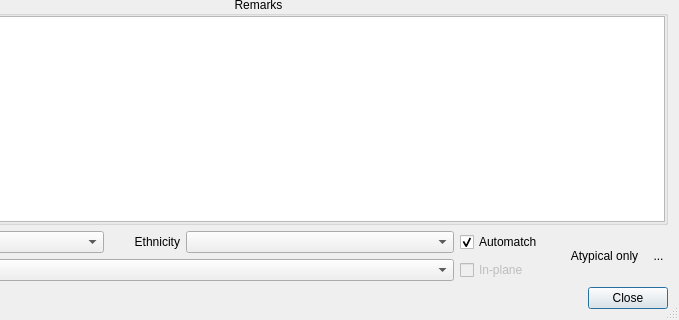
First picture: the form in forms/MetricsDialog.ui, repository frontiersi/FaceTools, before the edit; both pictures show x 161 to 840 and y 280 to 600 of the 840 by 600 pixel window.
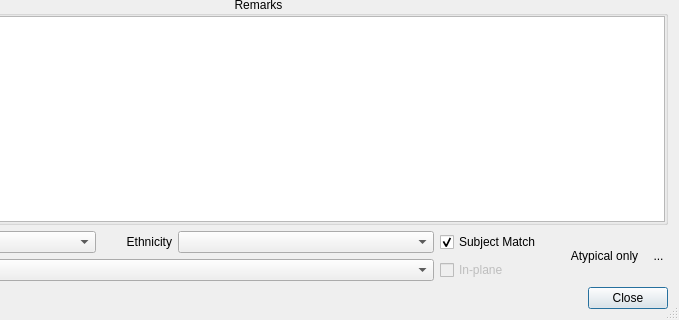
Second picture: the form after the edit. Icons and pictures are not drawn.

```diff
--- a/forms/MetricsDialog.ui
+++ b/forms/MetricsDialog.ui
@@ -422,13 +422,13 @@
            </property>
            <property name="minimumSize">
             <size>
-             <width>100</width>
+             <width>120</width>
              <height>0</height>
             </size>
            </property>
            <property name="maximumSize">
             <size>
-             <width>150</width>
+             <width>120</width>
              <height>16777215</height>
             </size>
            </property>
@@ -439,7 +439,7 @@
             <string>&lt;html&gt;&lt;head/&gt;&lt;body&gt;&lt;p&gt;If checked, growth curve statistics will be automatically set for each metric to most narrowly match the subject's sex and ethnicity, and the available set of statistics for each metric will be constrained to only those that are compatible with the current subject's sex and ethnicity.&lt;/p&gt;&lt;p&gt;Note that when automatically matching to the available statistics, a match to sex is preferred over a match to ethnicity, however the user can manually select a different set of growth curves from the compatible list. If this option is unchecked, the user can select the growth curves to use for each metric from all available statistics.&lt;/p&gt;&lt;p&gt;The currently set growth curves for a metric are used to calculate the statistics (Z scores) for the metric.&lt;/p&gt;&lt;/body&gt;&lt;/html&gt;</string>
            </property>
            <property name="text">
-            <string>Automatch</string>
+            <string>Subject Match</string>
            </property>
            <property name="checked">
             <bool>true</bool>
@@ -507,13 +507,13 @@
            </property>
            <property name="minimumSize">
             <size>
-             <width>100</width>
+             <width>120</width>
              <height>0</height>
             </size>
            </property>
            <property name="maximumSize">
             <size>
-             <width>16777215</width>
+             <width>120</width>
              <height>16777215</height>
             </size>
            </property>
```
Left out of the diff: 8 changed lines with no effect on the pictures.
